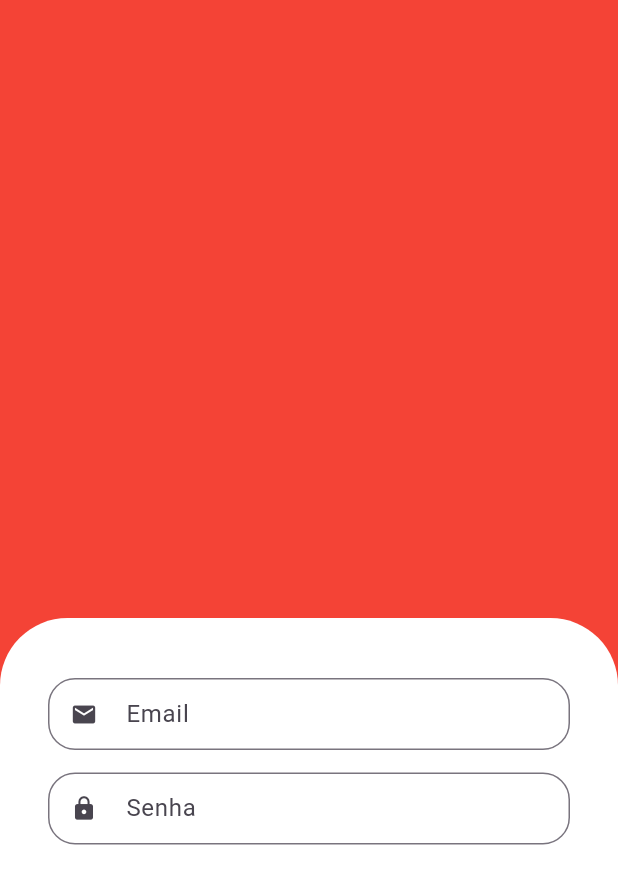
After one commit to jpsilvaprogramador/aulasdeflutter, a Flutter app: the screen it shows after launch, on a phone screen of 412 x 824 dp. The commit adds this screen. Shown: the top 884 px of the screen. Run offline on Flutter 3.47's test engine with Material 3 defaults, Android fonts, the phone set to English and light mode, and no system bars.

Commit message:
Edição de campos

```diff
--- a/lib/main.dart
+++ b/lib/main.dart
@@ -1,5 +1,6 @@
 import 'package:flutter/material.dart';
-import 'package:myapp/src/auth/telalogin.dart';
+import 'package:myapp/src2/telalogin2.dart';
+
 
 void main() {
   runApp(const MyApp());
@@ -15,9 +16,9 @@ class MyApp extends StatelessWidget {
       debugShowCheckedModeBanner: false,
       title: 'Flutter Demo',
       theme: ThemeData(
-        primarySwatch: Colors.green,
+        primarySwatch: Colors.blue,
       ),
-      home: const TelaLogin(),
+      home: const TelaLogin2(),
 
     );
   }
--- /dev/null
+++ b/lib/src2/auth/components/custom_text_field.dart
@@ -0,0 +1,34 @@
+import 'package:flutter/material.dart';
+
+class CustomTextField extends StatelessWidget {
+  //Individualização dos campos
+  final IconData icon;
+  final String label;
+  final bool isObscure;
+
+  const CustomTextField(
+      {super.key,
+      required this.icon,
+      required this.label,
+      this.isObscure = false});
+
+  @override
+  Widget build(BuildContext context) {
+    return Padding(
+      padding: const EdgeInsets.only(bottom: 15),
+      child: TextFormField(
+        obscureText: isObscure,
+        decoration: InputDecoration(
+          //Icones e textos
+          prefixIcon: Icon(icon),
+          labelText: label,
+
+          isDense: true,
+          border: OutlineInputBorder(
+            borderRadius: BorderRadius.circular(18),
+          ),
+        ),
+      ),
+    );
+  }
+}
--- /dev/null
+++ b/lib/src2/telalogin2.dart
@@ -0,0 +1,59 @@
+import 'package:flutter/material.dart';
+import 'package:myapp/src2/auth/components/custom_text_field.dart';
+
+class TelaLogin2 extends StatelessWidget {
+  const TelaLogin2({super.key});
+
+  @override
+  Widget build(BuildContext context) {
+    return Scaffold(
+      backgroundColor: Colors.red,
+      body: Column(children: [
+
+        // Container logo
+        Expanded(
+          child: Container(
+            color: Colors.red,
+          ),
+        ),
+
+
+        // Container login
+        Expanded(
+          child: Container(
+            padding: const EdgeInsets.symmetric(
+              horizontal: 32,
+              vertical: 40,
+            ),
+            decoration:const BoxDecoration(
+              color: Colors.white,
+              borderRadius: BorderRadius.vertical(
+                top: Radius.circular(45),
+                ),
+            ),
+
+          // Criação dos campos Login e Senha
+          child: const Column(
+            children: [
+              // Campo Email
+              CustomTextField(
+                icon: Icons.email,
+                label: 'Email',
+              ),
+
+              // Campo Senha
+              CustomTextField(
+                icon: Icons.lock,
+                label: 'Senha',
+                isObscure: true,
+              ),
+            ],
+          ),
+
+          ),
+        ),
+
+      ]),
+    );
+  }
+}
```
